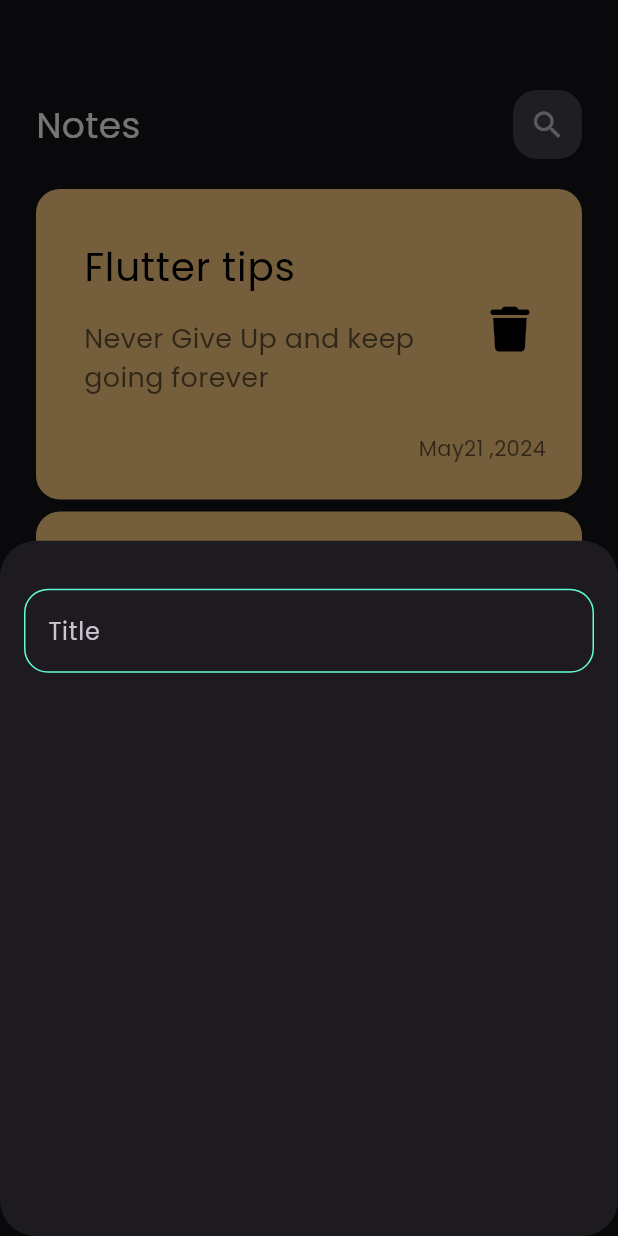
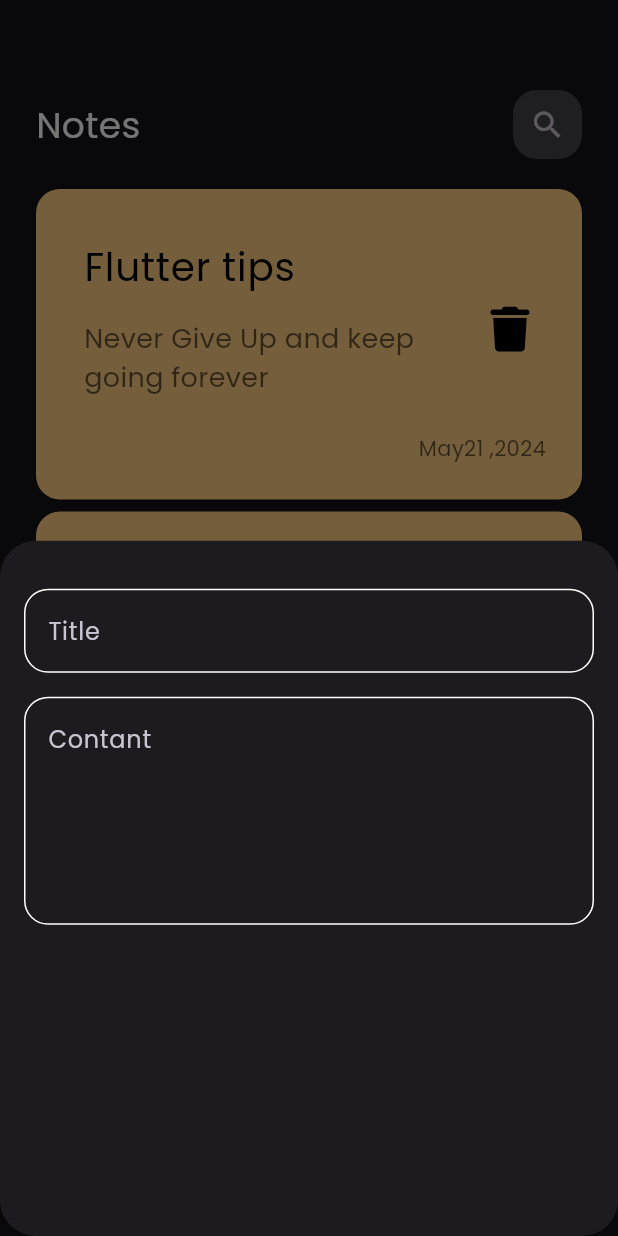
Before and after one commit to ahmed10233/notes_app, a Flutter app: the screen it shows after launch, after a tap on the "add" icon, on a phone screen of 412 x 824 dp. Run offline on Flutter 3.47's test engine with Material 3 defaults, Android fonts, the phone set to English and light mode, and no system bars; our stand-ins replace font_awesome_flutter.

Commit message:
Add fields to notes buttom sheet

```diff
--- a/lib/widgets/add_note_model_sheet.dart
+++ b/lib/widgets/add_note_model_sheet.dart
@@ -14,7 +14,14 @@ class AddNoteButtomSheet extends StatelessWidget {
            SizedBox(
           height: 32,
         ),
-          CustomTextField()
+          CustomTextField(
+            hint: 'Title',
+          ),
+          SizedBox(
+            height: 16,
+          ),
+          CustomTextField(hint: 'Contant',
+          maxlins: 5,)
         ],
       ),
     );
--- a/lib/widgets/custom_text_field.dart
+++ b/lib/widgets/custom_text_field.dart
@@ -2,16 +2,20 @@ import 'package:flutter/material.dart';
 import 'package:notes_app/constant.dart';
 
 class CustomTextField extends StatelessWidget {
-  const CustomTextField({super.key});
+  const CustomTextField({super.key, required this.hint, this.maxlins = 1});
+  final String hint;
+  final int maxlins;
 
   @override
   Widget build(BuildContext context) {
     return TextField(
+      maxLines: maxlins,
       cursorColor:kPrimaryColor,
       decoration: InputDecoration(
-        hintText: 'Title',
+        hintText: hint,
         border: buildBorder(),
-        enabledBorder: buildBorder(kPrimaryColor)
+        enabledBorder: buildBorder(),
+        focusedBorder: buildBorder(kPrimaryColor)
       ),
 
     );
```
